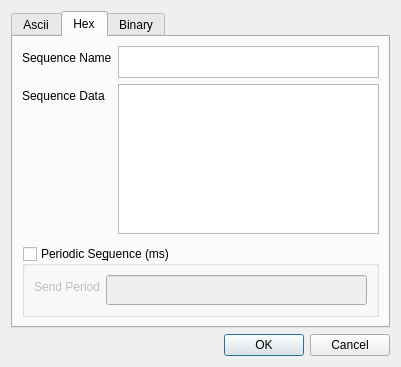
Old version of the form addsequence.ui in the repository rcetin/pipo.
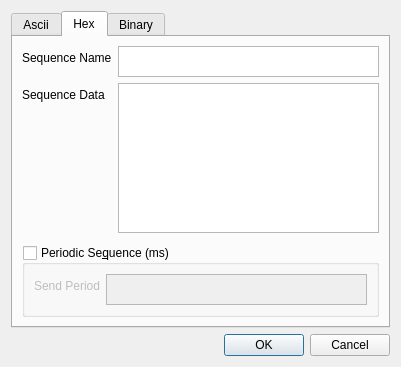
New version of the form.

The edit to the form file:
```diff
--- a/addsequence.ui
+++ b/addsequence.ui
@@ -207,7 +207,7 @@
            </widget>
           </item>
           <item row="0" column="1">
-           <widget class="QLineEdit" name="hexPeriod">
+           <widget class="QTextEdit" name="hexPeriod">
             <property name="sizePolicy">
              <sizepolicy hsizetype="Minimum" vsizetype="Minimum">
               <horstretch>0</horstretch>
@@ -216,7 +216,7 @@
             </property>
             <property name="minimumSize">
              <size>
-              <width>255</width>
+              <width>0</width>
               <height>30</height>
              </size>
             </property>
```
